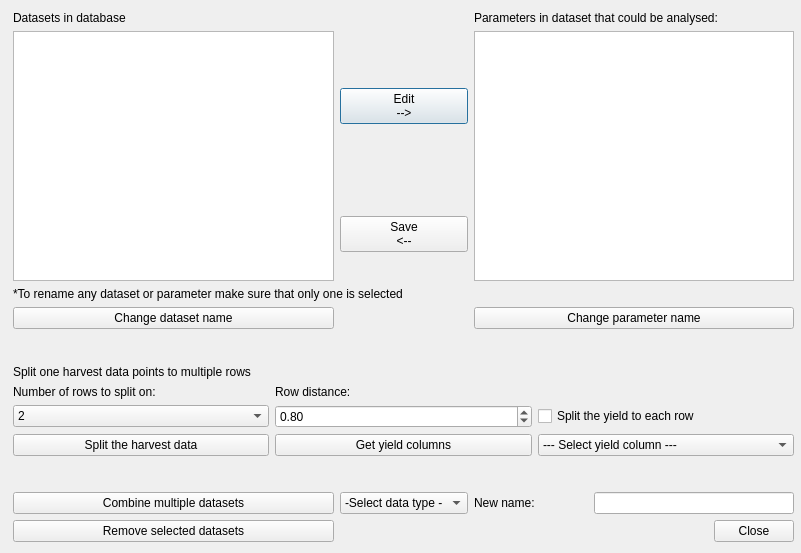
Qt form widgets/table_managment.ui (axelande/geodatafarm3) before a commit.
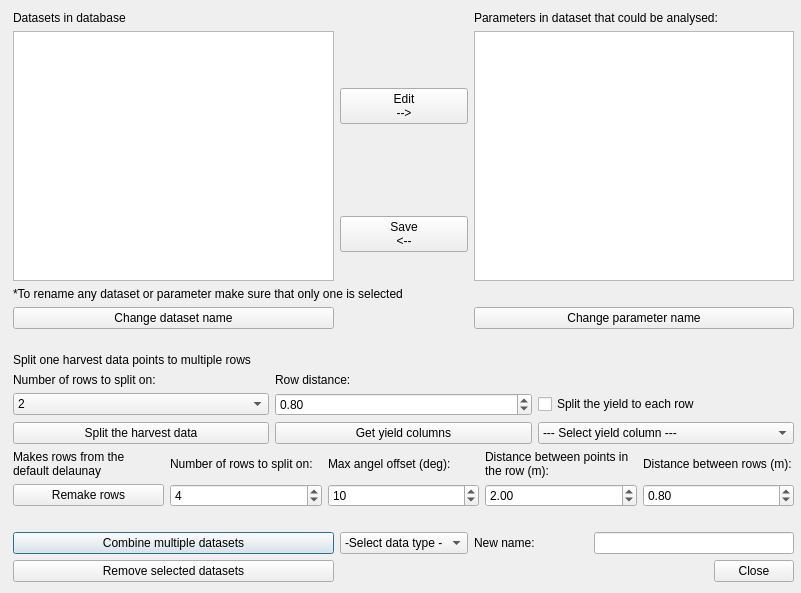
The same form after that commit.

Commit message: Added the possibility to remake the polygons to rows

Patch:
```diff
--- a/widgets/table_managment.ui
+++ b/widgets/table_managment.ui
@@ -7,7 +7,7 @@
     <x>0</x>
     <y>0</y>
     <width>801</width>
-    <height>553</height>
+    <height>593</height>
    </rect>
   </property>
   <property name="windowTitle">
@@ -19,42 +19,57 @@
      <x>13</x>
      <y>11</y>
      <width>781</width>
-     <height>531</height>
+     <height>571</height>
     </rect>
    </property>
    <layout class="QGridLayout" name="gridLayout">
-    <item row="1" column="1">
-     <widget class="QPushButton" name="pButAdd_Param">
+    <item row="5" column="0">
+     <spacer name="verticalSpacer">
+      <property name="orientation">
+       <enum>Qt::Vertical</enum>
+      </property>
+      <property name="sizeHint" stdset="0">
+       <size>
+        <width>20</width>
+        <height>40</height>
+       </size>
+      </property>
+     </spacer>
+    </item>
+    <item row="3" column="0" colspan="3">
+     <widget class="QLabel" name="label_2">
       <property name="text">
-       <string>Edit
---&gt;</string>
+       <string>*To rename any dataset or parameter make sure that only one is selected</string>
+      </property>
+      <property name="wordWrap">
+       <bool>true</bool>
       </property>
      </widget>
     </item>
-    <item row="1" column="0" rowspan="2">
-     <widget class="QListWidget" name="SATables"/>
-    </item>
     <item row="9" column="0">
-     <widget class="QPushButton" name="pButRemove">
+     <widget class="QPushButton" name="pButCombine">
       <property name="enabled">
        <bool>true</bool>
       </property>
       <property name="text">
-       <string>Remove selected datasets</string>
+       <string>Combine multiple datasets</string>
       </property>
      </widget>
     </item>
-    <item row="4" column="2">
-     <widget class="QPushButton" name="pButChangeParam">
-      <property name="enabled">
-       <bool>true</bool>
+    <item row="8" column="0">
+     <spacer name="verticalSpacer_2">
+      <property name="orientation">
+       <enum>Qt::Vertical</enum>
       </property>
-      <property name="text">
-       <string>Change parameter name</string>
+      <property name="sizeHint" stdset="0">
+       <size>
+        <width>20</width>
+        <height>40</height>
+       </size>
       </property>
-     </widget>
+     </spacer>
     </item>
-    <item row="8" column="2">
+    <item row="9" column="2">
      <layout class="QHBoxLayout" name="horizontalLayout">
       <item>
        <widget class="QLabel" name="label_4">
@@ -75,6 +90,85 @@
       </item>
      </layout>
     </item>
+    <item row="2" column="1">
+     <widget class="QPushButton" name="pButSave">
+      <property name="text">
+       <string>Save
+&lt;--</string>
+      </property>
+     </widget>
+    </item>
+    <item row="10" column="2">
+     <widget class="QDialogButtonBox" name="button_box">
+      <property name="orientation">
+       <enum>Qt::Horizontal</enum>
+      </property>
+      <property name="standardButtons">
+       <set>QDialogButtonBox::Close</set>
+      </property>
+      <property name="centerButtons">
+       <bool>false</bool>
+      </property>
+     </widget>
+    </item>
+    <item row="1" column="1">
+     <widget class="QPushButton" name="pButAdd_Param">
+      <property name="text">
+       <string>Edit
+--&gt;</string>
+      </property>
+     </widget>
+    </item>
+    <item row="10" column="0">
+     <widget class="QPushButton" name="pButRemove">
+      <property name="enabled">
+       <bool>true</bool>
+      </property>
+      <property name="text">
+       <string>Remove selected datasets</string>
+      </property>
+     </widget>
+    </item>
+    <item row="4" column="2">
+     <widget class="QPushButton" name="pButChangeParam">
+      <property name="enabled">
+       <bool>true</bool>
+      </property>
+      <property name="text">
+       <string>Change parameter name</string>
+      </property>
+     </widget>
+    </item>
+    <item row="0" column="2">
+     <widget class="QLabel" name="label_3">
+      <property name="text">
+       <string>Parameters in dataset that could be analysed:</string>
+      </property>
+      <property name="wordWrap">
+       <bool>true</bool>
+      </property>
+     </widget>
+    </item>
+    <item row="4" column="0">
+     <widget class="QPushButton" name="pButChangeTbl">
+      <property name="enabled">
+       <bool>true</bool>
+      </property>
+      <property name="text">
+       <string>Change dataset name</string>
+      </property>
+     </widget>
+    </item>
+    <item row="0" column="0">
+     <widget class="QLabel" name="label">
+      <property name="text">
+       <string>Datasets in database</string>
+      </property>
+     </widget>
+    </item>
+    <item row="1" column="0" rowspan="2">
+     <widget class="QListWidget" name="SATables"/>
+    </item>
     <item row="1" column="2" rowspan="2">
      <widget class="QListWidget" name="SAParams">
       <property name="minimumSize">
@@ -85,17 +179,7 @@
       </property>
      </widget>
     </item>
-    <item row="4" column="0">
-     <widget class="QPushButton" name="pButChangeTbl">
-      <property name="enabled">
-       <bool>true</bool>
-      </property>
-      <property name="text">
-       <string>Change dataset name</string>
-      </property>
-     </widget>
-    </item>
-    <item row="8" column="1">
+    <item row="9" column="1">
      <widget class="QComboBox" name="CBDataType">
       <property name="locale">
        <locale language="English" country="UnitedKingdom"/>
@@ -137,26 +221,6 @@
       </item>
      </widget>
     </item>
-    <item row="0" column="2">
-     <widget class="QLabel" name="label_3">
-      <property name="text">
-       <string>Parameters in dataset that could be analysed:</string>
-      </property>
-      <property name="wordWrap">
-       <bool>true</bool>
-      </property>
-     </widget>
-    </item>
-    <item row="8" column="0">
-     <widget class="QPushButton" name="pButCombine">
-      <property name="enabled">
-       <bool>true</bool>
-      </property>
-      <property name="text">
-       <string>Combine multiple datasets</string>
-      </property>
-     </widget>
-    </item>
     <item row="6" column="0" colspan="3">
      <layout class="QGridLayout" name="gridLayout_2">
       <item row="3" column="0">
@@ -250,69 +314,106 @@
       </item>
      </layout>
     </item>
-    <item row="5" column="0">
-     <spacer name="verticalSpacer">
-      <property name="orientation">
-       <enum>Qt::Vertical</enum>
-      </property>
-      <property name="sizeHint" stdset="0">
-       <size>
-        <width>20</width>
-        <height>40</height>
-       </size>
-      </property>
-     </spacer>
-    </item>
-    <item row="9" column="2">
-     <widget class="QDialogButtonBox" name="button_box">
-      <property name="orientation">
-       <enum>Qt::Horizontal</enum>
-      </property>
-      <property name="standardButtons">
-       <set>QDialogButtonBox::Close</set>
-      </property>
-      <property name="centerButtons">
-       <bool>false</bool>
-      </property>
-     </widget>
-    </item>
-    <item row="0" column="0">
-     <widget class="QLabel" name="label">
-      <property name="text">
-       <string>Datasets in database</string>
-      </property>
-     </widget>
-    </item>
-    <item row="3" column="0" colspan="3">
-     <widget class="QLabel" name="label_2">
-      <property name="text">
-       <string>*To rename any dataset or parameter make sure that only one is selected</string>
-      </property>
-      <property name="wordWrap">
-       <bool>true</bool>
-      </property>
-     </widget>
-    </item>
-    <item row="2" column="1">
-     <widget class="QPushButton" name="pButSave">
-      <property name="text">
-       <string>Save
-&lt;--</string>
-      </property>
-     </widget>
-    </item>
-    <item row="7" column="0">
-     <spacer name="verticalSpacer_2">
-      <property name="orientation">
-       <enum>Qt::Vertical</enum>
-      </property>
-      <property name="sizeHint" stdset="0">
-       <size>
-        <width>20</width>
-        <height>40</height>
-       </size>
-      </property>
-     </spacer>
+    <item row="7" column="0" colspan="3">
+     <layout class="QGridLayout" name="gridLayout_4">
+      <item row="1" column="2">
+       <widget class="QSpinBox" name="SBMaxAngleOffset">
+        <property name="minimum">
+         <number>1</number>
+        </property>
+        <property name="maximum">
+         <number>90</number>
+        </property>
+        <property name="value">
+         <number>10</number>
+        </property>
+       </widget>
+      </item>
+      <item row="1" column="3">
+       <widget class="QDoubleSpinBox" name="SBAvgDistance">
+        <property name="value">
+         <double>2.000000000000000</double>
+        </property>
+       </widget>
+      </item>
+      <item row="1" column="0">
+       <widget class="QPushButton" name="PBMakeRows">
+        <property name="text">
+         <string>Remake rows</string>
+        </property>
+       </widget>
+      </item>
+      <item row="1" column="1">
+       <widget class="QSpinBox" name="SBNumberOfRows">
+        <property name="minimum">
+         <number>1</number>
+        </property>
+        <property name="maximum">
+         <number>50</number>
+        </property>
+        <property name="value">
+         <number>4</number>
+        </property>
+       </widget>
+      </item>
+      <item row="0" column="2">
+       <widget class="QLabel" name="label_11">
+        <property name="text">
+         <string>Max angel offset (deg):</string>
+        </property>
+        <property name="wordWrap">
+         <bool>true</bool>
+        </property>
+       </widget>
+      </item>
+      <item row="0" column="1">
+       <widget class="QLabel" name="label_10">
+        <property name="text">
+         <string>Number of rows to split on:</string>
+        </property>
+        <property name="wordWrap">
+         <bool>true</bool>
+        </property>
+       </widget>
+      </item>
+      <item row="0" column="0">
+       <widget class="QLabel" name="label_12">
+        <property name="text">
+         <string>Makes rows from the default delaunay </string>
+        </property>
+        <property name="wordWrap">
+         <bool>true</bool>
+        </property>
+       </widget>
+      </item>
+      <item row="0" column="3">
+       <widget class="QLabel" name="label_13">
+        <property name="text">
+         <string>Distance between points in the row (m):</string>
+        </property>
+        <property name="wordWrap">
+         <bool>true</bool>
+        </property>
+       </widget>
+      </item>
+      <item row="1" column="4">
+       <widget class="QDoubleSpinBox" name="SBRowDistance_2">
+        <property name="value">
+         <double>0.800000000000000</double>
+        </property>
+       </widget>
+      </item>
+      <item row="0" column="4">
+       <widget class="QLabel" name="label_14">
+        <property name="text">
+         <string>Distance between rows (m):</string>
+        </property>
+        <property name="wordWrap">
+         <bool>true</bool>
+        </property>
+       </widget>
+      </item>
+     </layout>
     </item>
    </layout>
   </widget>
```
The commit also changes 1 other file.
